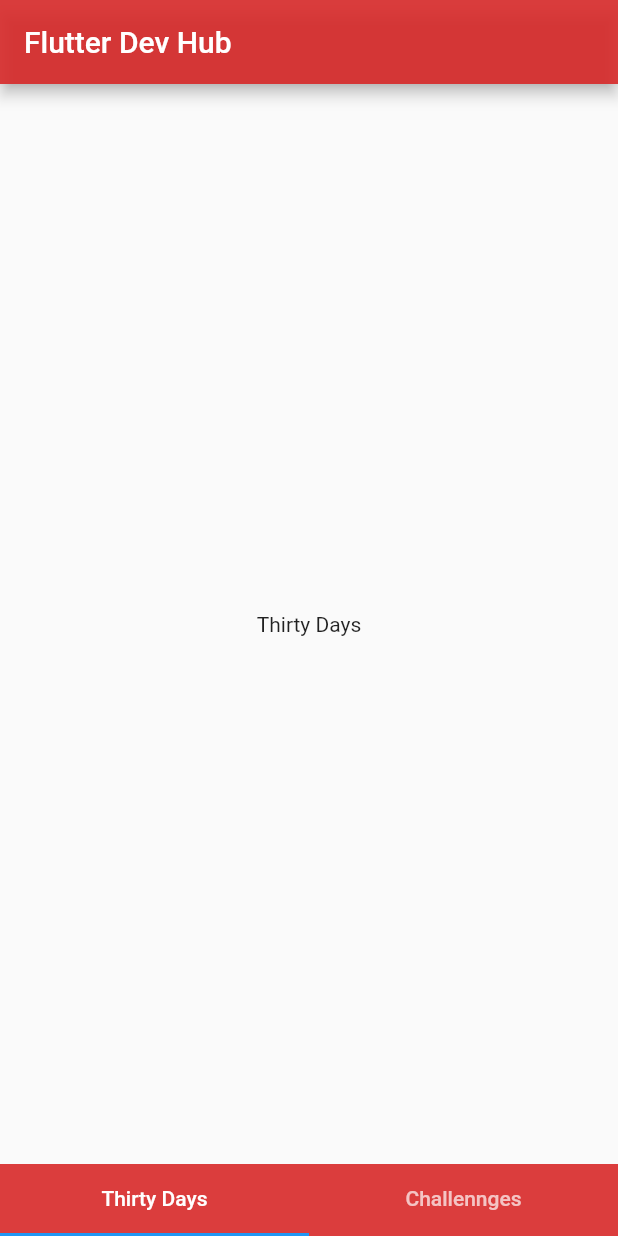
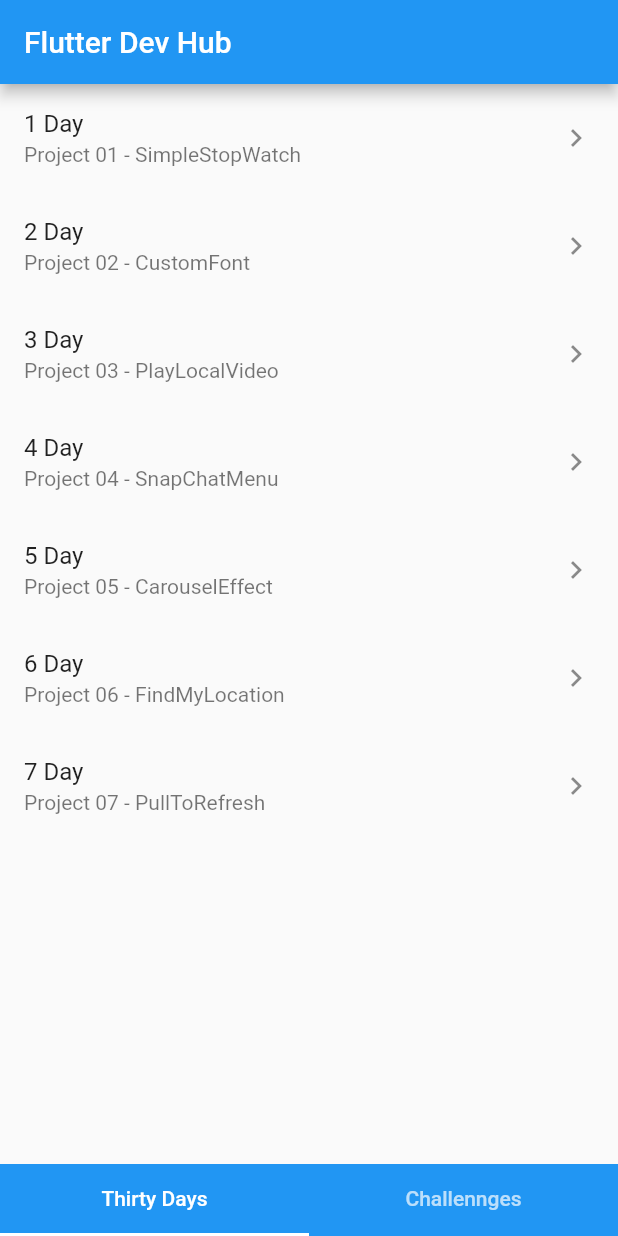
Before and after one commit to halakaluf/flutterdevhub, a Flutter app: the screen it shows after launch, on a phone screen of 412 x 824 dp. Run offline on Flutter 3.47's test engine with Material 2 defaults, Android fonts, the phone set to English and light mode, and no system bars; our stand-ins replace flutter_spinkit.

Commit message:
add list to thirty days

```diff
--- a/lib/main.dart
+++ b/lib/main.dart
@@ -34,17 +34,18 @@ class TabsState extends State<Tabs> with SingleTickerProviderStateMixin {
     return new Scaffold(
       appBar: new AppBar(
         title: new Text("Flutter Dev Hub"),
-        backgroundColor: Color.fromRGBO(215, 40, 40, 0.9)
+        backgroundColor: Colors.blue
       ),
       bottomNavigationBar: new Material(
-        color: Color.fromRGBO(215, 40, 40, 0.9),
+        color: Colors.blue,
         child: SafeArea(
           child: new TabBar(
-          controller: tabController,
-          tabs: <Tab>[
-            new Tab(text: "Thirty Days"),
-            new Tab(text: "Challennges")
-          ],
+            indicatorColor: Colors.white,
+            controller: tabController,
+            tabs: <Tab>[
+              new Tab(text: "Thirty Days"),
+              new Tab(text: "Challennges")
+            ],
         ),
         )
       ),
--- a/lib/screens/thirtydays.dart
+++ b/lib/screens/thirtydays.dart
@@ -1,11 +1,70 @@
 import 'package:flutter/material.dart';
+import 'package:flutter_spinkit/flutter_spinkit.dart';
+
+//SpinKitWave(color: Color.fromRGBO(215, 40, 40, 0.9), type: SpinKitWaveType.start);
+
 class Thirtydays extends StatelessWidget {
   @override
   Widget build(BuildContext context) {
-    return Container(
-      child: Center(
-        child: Text('Thirty Days'),
-      ),
+    return ListView(
+      children: <Widget>[
+        ListTile(
+          title: Text('1 Day'),
+          subtitle: Text('Project 01 - SimpleStopWatch'),
+          trailing: Icon(Icons.keyboard_arrow_right),
+          onTap: () {
+            print('horse');
+          }
+        ),
+        ListTile(
+          title: Text('2 Day'),
+          subtitle: Text('Project 02 - CustomFont'),
+          trailing: Icon(Icons.keyboard_arrow_right),
+          onTap: () {
+            print('horse');
+          }
+        ),
+        ListTile(
+          title: Text('3 Day'),
+          subtitle: Text('Project 03 - PlayLocalVideo'),
+          trailing: Icon(Icons.keyboard_arrow_right),
+          onTap: () {
+            print('horse');
+          }
+        ),
+        ListTile(
+          title: Text('4 Day'),
+          subtitle: Text('Project 04 - SnapChatMenu'),
+          trailing: Icon(Icons.keyboard_arrow_right),
+          onTap: () {
+            print('horse');
+          }
+        ),
+        ListTile(
+          title: Text('5 Day'),
+          subtitle: Text('Project 05 - CarouselEffect'),
+          trailing: Icon(Icons.keyboard_arrow_right),
+          onTap: () {
+            print('horse');
+          }
+        ),
+        ListTile(
+          title: Text('6 Day'),
+          subtitle: Text('Project 06 - FindMyLocation'),
+          trailing: Icon(Icons.keyboard_arrow_right),
+          onTap: () {
+            print('horse');
+          }
+        ),
+        ListTile(
+          title: Text('7 Day'),
+          subtitle: Text('Project 07 - PullToRefresh'),
+          trailing: Icon(Icons.keyboard_arrow_right),
+          onTap: () {
+            print('horse');
+          }
+        )
+      ],
     );
   }
 }
--- a/pubspec.yaml
+++ b/pubspec.yaml
@@ -19,6 +19,8 @@ environment:
 dependencies:
   flutter:
     sdk: flutter
+  flutter_spinkit: "^3.1.0"
+
 
   # The following adds the Cupertino Icons font to your application.
   # Use with the CupertinoIcons class for iOS style icons.
```
Also changed, not shown: pubspec.lock.
